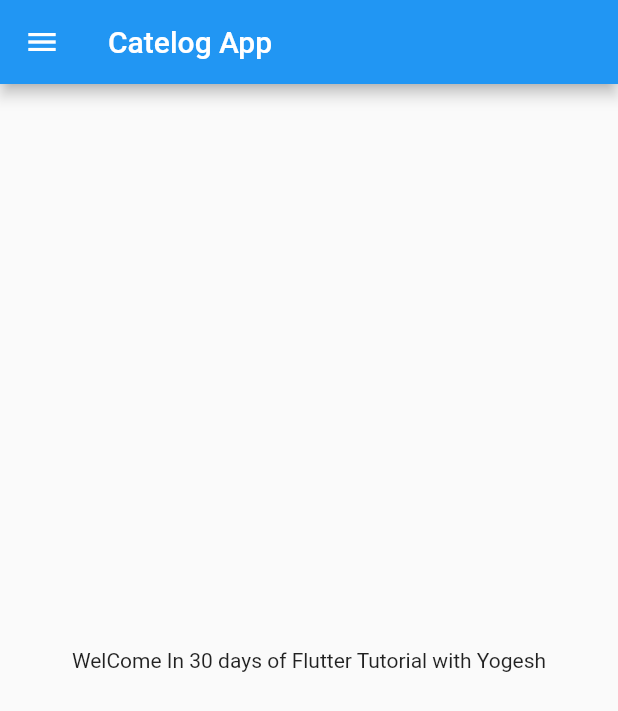
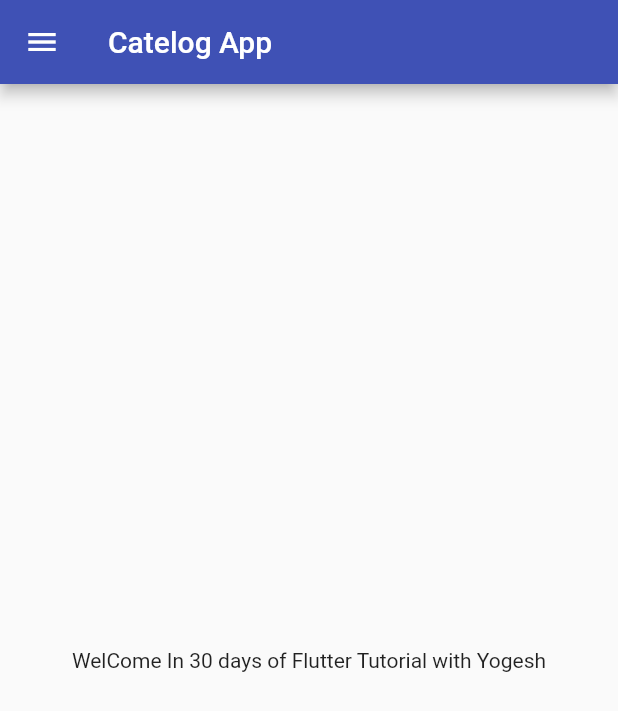
Before and after one commit to yogeshkumarsharma11051990/flutter_tutorial, a Flutter app: the screen it shows after launch, on a phone screen of 412 x 824 dp. Shown: the top 711 px of the screen. Run offline on Flutter 3.47's test engine with Material 2 defaults, Android fonts, the phone set to English and light mode, and no system bars.

Commit message:
Day Three Commit

```diff
--- a/lib/main.dart
+++ b/lib/main.dart
@@ -1,18 +1,30 @@
-import 'package:demo_project/Home_Page.dart';
+// ignore_for_file: prefer_const_constructors_in_immutables
+
+import 'package:demo_project/pages/Home_Page.dart';
+import 'package:demo_project/pages/Login_Page.dart';
 import 'package:flutter/material.dart';
 
 void main() {
-  runApp(const MyDemoApp());
+  runApp(MyDemoApp());
 }
 
 class MyDemoApp extends StatelessWidget {
-  const MyDemoApp({super.key});
+  MyDemoApp({super.key});
 
   @override
   Widget build(BuildContext context) {
-    return const MaterialApp(
+    return MaterialApp(
       // ignore: avoid_unnecessary_containers
-      home: HomePage(),
+      themeMode: ThemeMode.light,
+      theme: ThemeData(primarySwatch: Colors.indigo),
+      darkTheme:
+          ThemeData(brightness: Brightness.light, primarySwatch: Colors.red),
+      initialRoute: "/home",
+      routes: {
+        "/": (context) => LoginPage(),
+        "/login": (context) => LoginPage(),
+        "/home": (context) => HomePage()
+      },
     );
   }
 }
--- a/lib/Home_Page.dart
+++ b/lib/pages/Home_Page.dart
@@ -1,23 +1,28 @@
+// ignore_for_file: file_names
+
 import 'package:flutter/material.dart';
 
 class HomePage extends StatelessWidget {
   final int days = 30;
   final String name = "Yogesh";
 
-  const HomePage({super.key});
+  // ignore: prefer_const_constructors_in_immutables
+  HomePage({super.key});
 
   @override
   Widget build(BuildContext context) {
+    bringVegitables(thaila: true, rupee: 120);
+
     return Scaffold(
       appBar: AppBar(
         title: const Text("Catelog App"),
       ),
       body: Center(
-        child: Container(
-          child: Text("WelCome In $days days of Flutter Tutorial with $name"),
-        ),
+        child: Text("WelCome In $days days of Flutter Tutorial with $name"),
       ),
       drawer: const Drawer(),
     );
   }
+
+  bringVegitables({required bool thaila, int rupee = 100}) {}
 }
```
Also changed, not shown: lib/pages/Login_Page.dart (added, +22 -0 lines), 1 other file.
